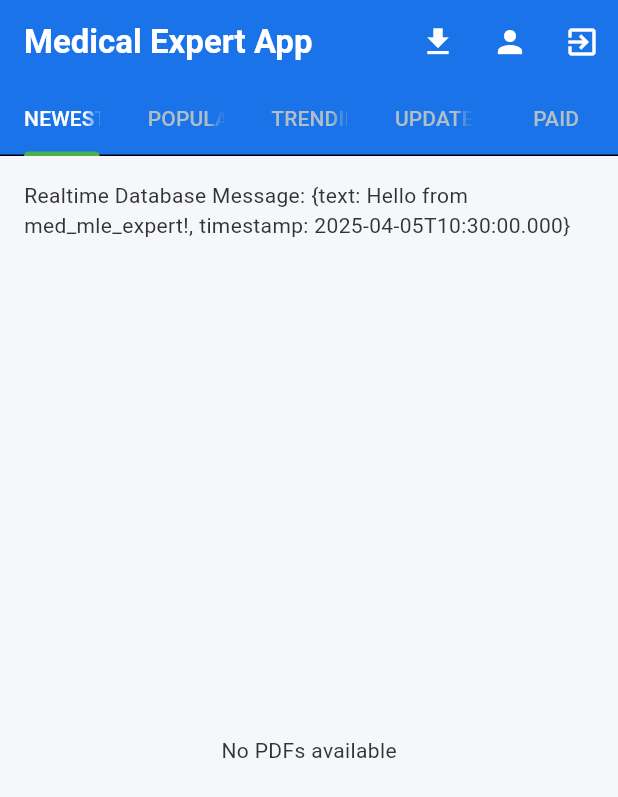
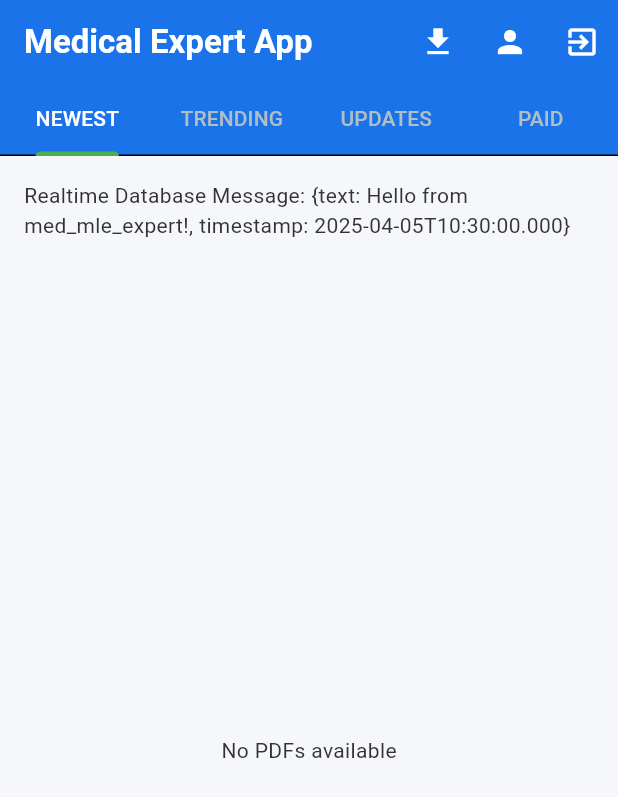
Before and after one commit to uditmahato/medmleexpert, a Flutter app: the screen it shows once a user with an empty profile is signed in, on a phone screen of 412 x 824 dp. Shown: the top 797 px of the screen. Run offline on Flutter 3.47's test engine with Material 3 defaults, Android fonts, the light colour scheme and no system bars; our stand-ins replace cloud_firestore, firebase_auth, firebase_core, firebase_database, firebase_storage, shared_preferences; missing offline and left inert: flutter_pdfview, purchases_flutter; accounts and stored records are empty.

```diff
--- a/lib/home/home_screen.dart
+++ b/lib/home/home_screen.dart
@@ -189,7 +189,6 @@ class _HomeScreenState extends State<HomeScreen> with SingleTickerProviderStateM
           indicatorColor: Color(0xFF4CAF50),
           tabs: [
             Tab(text: "NEWEST"),
-            Tab(text: "POPULAR"),
             Tab(text: "TRENDING"),
             Tab(text: "UPDATES"),
             Tab(text: "PAID"),
```
